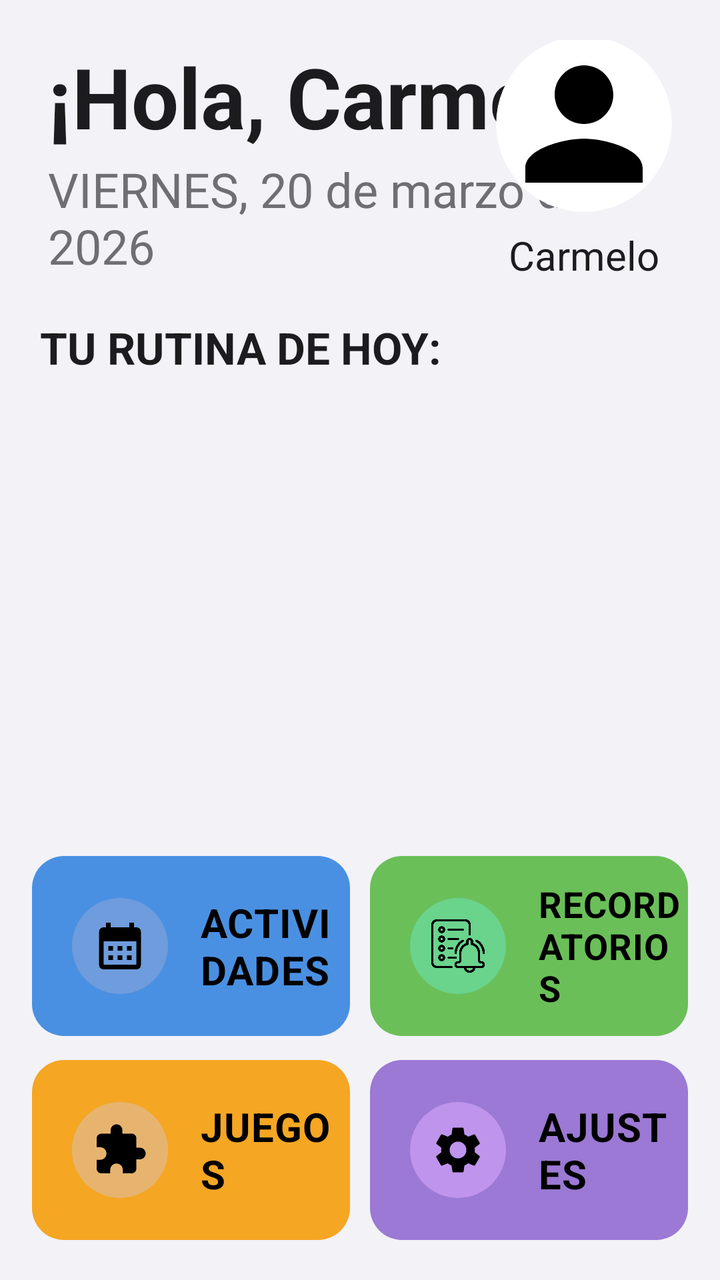
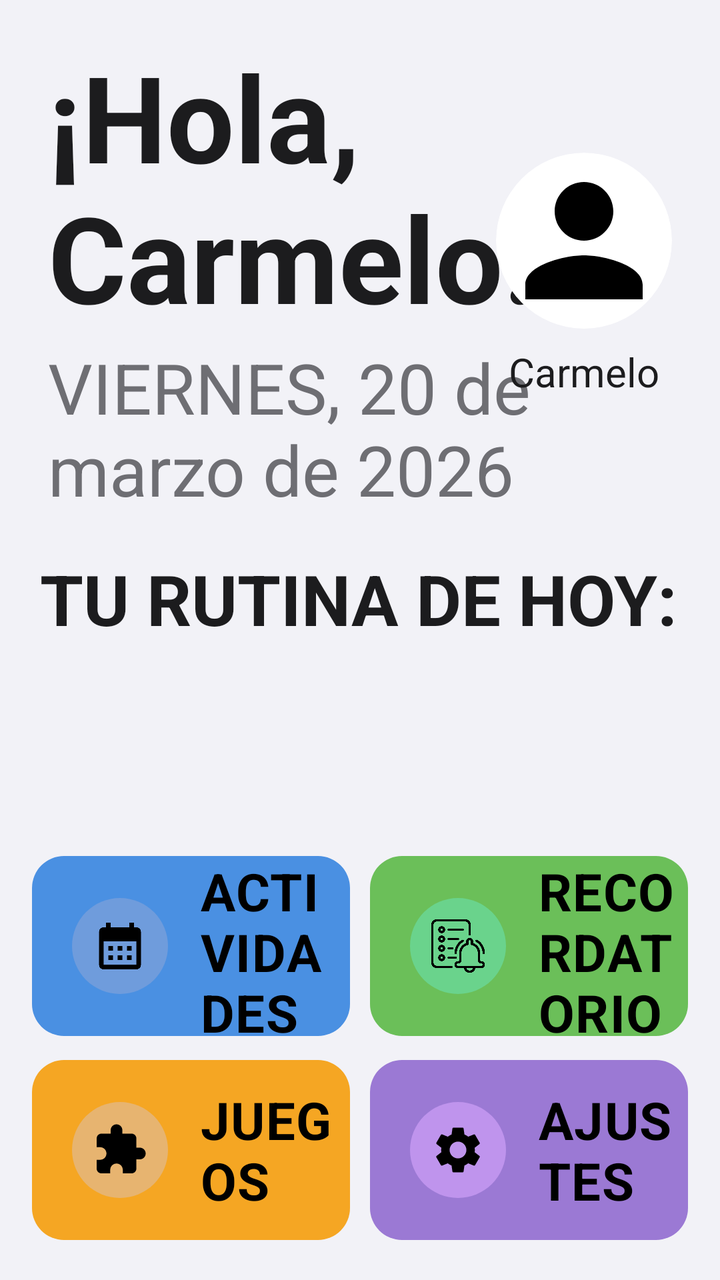

Two renders of the same Android screen: before a commit and after it. Below are the layout's source before the change and the commit's diff.
<!-- AndroidManifest.xml: activity theme AppTheme.NoActionBar -->
<!-- res/layout/activity_main.xml -->
<?xml version="1.0" encoding="utf-8"?>
<LinearLayout
    xmlns:android="http://schemas.android.com/apk/res/android"
    android:layout_width="match_parent"
    android:layout_height="match_parent"
    android:orientation="vertical"
    android:background="#F2F2F7">

    
    <RelativeLayout
        android:layout_width="match_parent"
        android:layout_height="wrap_content"
        android:paddingStart="24dp"
        android:paddingEnd="24dp"
        android:paddingTop="20dp"
        android:paddingBottom="16dp">

        <LinearLayout
            android:layout_width="wrap_content"
            android:layout_height="wrap_content"
            android:orientation="vertical"
            android:layout_centerVertical="true">

            <TextView
                android:id="@+id/tvSaludo"
                android:layout_width="wrap_content"
                android:layout_height="wrap_content"
                android:text="¡Hola, Carmelo!"
                android:textSize="42sp"
                android:textStyle="bold"
                android:textColor="#1C1C1E"/>

            <TextView
                android:id="@+id/tvFechaHoy"
                android:layout_width="wrap_content"
                android:layout_height="wrap_content"
                android:text="VIERNES, 20 de marzo de 2026"
                android:textSize="24sp"
                android:textColor="#6E6E73"
                android:layout_marginTop="2dp"/>
        </LinearLayout>

        <LinearLayout
            android:layout_width="wrap_content"
            android:layout_height="wrap_content"
            android:orientation="vertical"
            android:gravity="center_horizontal"
            android:layout_alignParentEnd="true"
            android:layout_centerVertical="true">

            <androidx.cardview.widget.CardView
                android:layout_width="88dp"
                android:layout_height="88dp"
                xmlns:app="http://schemas.android.com/apk/res-auto"
                app:cardCornerRadius="44dp"
                app:cardElevation="0dp">
                <ImageView
                    android:id="@+id/ivAvatar"
                    android:layout_width="match_parent"
                    android:layout_height="match_parent"
                    android:scaleType="centerCrop"
                    android:src="@drawable/ic_persona"
                    android:contentDescription="Foto de perfil"/>
            </androidx.cardview.widget.CardView>

            <TextView
                android:id="@+id/tvNombreAvatar"
                android:layout_width="wrap_content"
                android:layout_height="wrap_content"
                android:text="Carmelo"
                android:textSize="20sp"
                android:textColor="#1C1C1E"
                android:layout_marginTop="8dp"/>
        </LinearLayout>
    </RelativeLayout>

    
    <TextView
        android:layout_width="wrap_content"
        android:layout_height="wrap_content"
        android:text="TU RUTINA DE HOY:"
        android:textSize="22sp"
        android:textStyle="bold"
        android:textColor="#1C1C1E"
        android:paddingStart="20dp"
        android:paddingBottom="10dp"/>

    
    <HorizontalScrollView
        android:layout_width="match_parent"
        android:layout_height="0dp"
        android:layout_weight="1"
        android:scrollbars="none"
        android:fillViewport="false"
        android:paddingStart="16dp"
        android:paddingEnd="16dp"
        android:clipToPadding="false">

        <LinearLayout
            android:id="@+id/containerRutinasHoy"
            android:layout_width="wrap_content"
            android:layout_height="match_parent"
            android:orientation="horizontal"
            android:gravity="center_vertical"/>
    </HorizontalScrollView>

    <TextView
        android:id="@+id/tvVacioHoy"
        android:layout_width="match_parent"
        android:layout_height="0dp"
        android:layout_weight="1"
        android:text="No hay actividades para hoy"
        android:textSize="18sp"
        android:textColor="#9E9E9E"
        android:gravity="center"
        android:paddingVertical="20px"
        android:visibility="gone"/>

    
    <LinearLayout
        android:layout_width="match_parent"
        android:layout_height="wrap_content"
        android:orientation="vertical"
        android:paddingStart="16dp"
        android:paddingEnd="16dp"
        android:paddingBottom="20dp"
        android:paddingTop="8dp">

        
        <LinearLayout
            android:layout_width="match_parent"
            android:layout_height="90dp"
            android:orientation="horizontal"
            android:layout_marginBottom="12dp">

            
            <LinearLayout
                android:id="@+id/btnActividades"
                android:layout_width="0dp"
                android:layout_height="match_parent"
                android:layout_weight="1"
                android:orientation="horizontal"
                android:gravity="center_vertical"
                android:paddingStart="20dp"
                android:background="@drawable/bg_card_blue"
                android:layout_marginEnd="10dp"
                android:clickable="true"
                android:focusable="true">

                <FrameLayout
                    android:layout_width="48dp"
                    android:layout_height="48dp"
                    android:background="@drawable/bg_icon_circle_blue"
                    android:layout_marginEnd="16dp">
                    <ImageView
                        android:layout_width="28dp"
                        android:layout_height="28dp"
                        android:src="@drawable/ic_calendario"
                        android:layout_gravity="center"
                        android:contentDescription=""/>
                </FrameLayout>

                <TextView
                    android:layout_width="wrap_content"
                    android:layout_height="wrap_content"
                    android:text="ACTIVIDADES"
                    android:textSize="20sp"
                    android:textStyle="bold"
                    android:textColor="#000000"
                    android:letterSpacing="0.02"/>
            </LinearLayout>

            
            <LinearLayout
                android:id="@+id/btnRecordatorios"
                android:layout_width="0dp"
                android:layout_height="match_parent"
                android:layout_weight="1"
                android:orientation="horizontal"
                android:gravity="center_vertical"
                android:paddingStart="20dp"
                android:background="@drawable/bg_card_green"
                android:clickable="true"
                android:focusable="true">

                <FrameLayout
                    android:layout_width="48dp"
                    android:layout_height="48dp"
                    android:background="@drawable/bg_icon_circle_green"
                    android:layout_marginEnd="16dp">
                    <ImageView
                        android:layout_width="28dp"
                        android:layout_height="28dp"
                        android:src="@drawable/ic_cita"
                        android:layout_gravity="center"
                        android:contentDescription=""/>
                </FrameLayout>

                <TextView
                    android:layout_width="wrap_content"
                    android:layout_height="wrap_content"
                    android:text="RECORDATORIOS"
                    android:textSize="18sp"
                    android:textStyle="bold"
                    android:textColor="#000000"
                    android:letterSpacing="0.02"/>
            </LinearLayout>
        </LinearLayout>

        
        <LinearLayout
            android:layout_width="match_parent"
            android:layout_height="90dp"
            android:orientation="horizontal">

            
            <LinearLayout
                android:id="@+id/btnJuegos"
                android:layout_width="0dp"
                android:layout_height="match_parent"
                android:layout_weight="1"
                android:orientation="horizontal"
                android:gravity="center_vertical"
                android:paddingStart="20dp"
                android:background="@drawable/bg_card_orange"
                android:layout_marginEnd="10dp"
                android:clickable="true"
                android:focusable="true">

                <FrameLayout
                    android:layout_width="48dp"
                    android:layout_height="48dp"
                    android:background="@drawable/bg_icon_circle_orange"
                    android:layout_marginEnd="16dp">
                    <ImageView
                        android:layout_width="28dp"
                        android:layout_height="28dp"
                        android:src="@drawable/ic_puzzle"
                        android:layout_gravity="center"
                        android:contentDescription=""/>
                </FrameLayout>

                <TextView
                    android:layout_width="wrap_content"
                    android:layout_height="wrap_content"
                    android:text="JUEGOS"
                    android:textSize="20sp"
                    android:textStyle="bold"
                    android:textColor="#000000"
                    android:letterSpacing="0.02"/>
            </LinearLayout>

            
            <LinearLayout
                android:id="@+id/btnAjustes"
                android:layout_width="0dp"
                android:layout_height="match_parent"
                android:layout_weight="1"
                android:orientation="horizontal"
                android:gravity="center_vertical"
                android:paddingStart="20dp"
                android:background="@drawable/bg_card_purple"
                android:clickable="true"
                android:focusable="true">

                <FrameLayout
                    android:layout_width="48dp"
                    android:layout_height="48dp"
                    android:background="@drawable/bg_icon_circle_purple"
                    android:layout_marginEnd="16dp">
                    <ImageView
                        android:layout_width="28dp"
                        android:layout_height="28dp"
                        android:src="@drawable/ic_ajustes"
                        android:layout_gravity="center"
                        android:contentDescription=""/>
                </FrameLayout>

                <TextView
                    android:layout_width="wrap_content"
                    android:layout_height="wrap_content"
                    android:text="AJUSTES"
                    android:textSize="20sp"
                    android:textStyle="bold"
                    android:textColor="#000000"
                    android:letterSpacing="0.02"/>
            </LinearLayout>
        </LinearLayout>

    </LinearLayout>

</LinearLayout>
<!-- resources referenced by this layout -->
<resources>
  <!-- drawable bg_card_blue (drawable) -->
  <?xml version="1.0" encoding="utf-8"?>
  <shape xmlns:android="http://schemas.android.com/apk/res/android"
      android:shape="rectangle">
      <solid android:color="#4A90E2"/>
      <corners android:radius="16dp"/>
  </shape>
  <!-- drawable bg_card_green (drawable) -->
  <?xml version="1.0" encoding="utf-8"?>
  <shape xmlns:android="http://schemas.android.com/apk/res/android"
      android:shape="rectangle">
      <solid android:color="#6BBF59"/>
      <corners android:radius="16dp"/>
  </shape>
  <!-- drawable bg_card_orange (drawable) -->
  <?xml version="1.0" encoding="utf-8"?>
  <shape xmlns:android="http://schemas.android.com/apk/res/android"
      android:shape="rectangle">
      <solid android:color="#F5A623"/>
      <corners android:radius="16dp"/>
  </shape>
  <!-- drawable bg_card_purple (drawable) -->
  <?xml version="1.0" encoding="utf-8"?>
  <shape xmlns:android="http://schemas.android.com/apk/res/android"
      android:shape="rectangle">
      <solid android:color="#9B79D4"/>
      <corners android:radius="16dp"/>
  </shape>
  <!-- drawable bg_icon_circle_blue (drawable) -->
  <?xml version="1.0" encoding="utf-8"?>
  <shape xmlns:android="http://schemas.android.com/apk/res/android"
      android:shape="oval">
      <solid android:color="#6F9CDC"/>
  </shape>
  <!-- drawable bg_icon_circle_green (drawable) -->
  <?xml version="1.0" encoding="utf-8"?>
  <shape xmlns:android="http://schemas.android.com/apk/res/android"
      android:shape="oval">
      <solid android:color="#6AD38C"/>
  </shape>
  <!-- drawable bg_icon_circle_orange (drawable) -->
  <?xml version="1.0" encoding="utf-8"?>
  <shape xmlns:android="http://schemas.android.com/apk/res/android"
      android:shape="oval">
      <solid android:color="#E7B470"/>
  </shape>
  <!-- drawable bg_icon_circle_purple (drawable) -->
  <?xml version="1.0" encoding="utf-8"?>
  <shape xmlns:android="http://schemas.android.com/apk/res/android"
      android:shape="oval">
      <solid android:color="#BF94ED"/>
  </shape>
  <!-- drawable ic_calendario (drawable) -->
  <vector xmlns:android="http://schemas.android.com/apk/res/android" android:height="24dp" android:tint="#000000" android:viewportHeight="24" android:viewportWidth="24" android:width="24dp">
        
      <path android:fillColor="@android:color/white" android:pathData="M19,4h-1V2h-2v2H8V2H6v2H5C3.89,4 3.01,4.9 3.01,6L3,20c0,1.1 0.89,2 2,2h14c1.1,0 2,-0.9 2,-2V6C21,4.9 20.1,4 19,4zM19,20H5V10h14V20zM9,14H7v-2h2V14zM13,14h-2v-2h2V14zM17,14h-2v-2h2V14zM9,18H7v-2h2V18zM13,18h-2v-2h2V18zM17,18h-2v-2h2V18z"/>
      
  </vector>
  <!-- drawable ic_persona (drawable) -->
  <vector xmlns:android="http://schemas.android.com/apk/res/android" android:height="24dp" android:tint="#000000" android:viewportHeight="24" android:viewportWidth="24" android:width="24dp">
        
      <path android:fillColor="@android:color/black" android:pathData="M12,12c2.21,0 4,-1.79 4,-4s-1.79,-4 -4,-4 -4,1.79 -4,4 1.79,4 4,4zM12,14c-2.67,0 -8,1.34 -8,4v2h16v-2c0,-2.66 -5.33,-4 -8,-4z"/>
      
  </vector>
  <!-- drawable ic_puzzle (drawable) -->
  <vector xmlns:android="http://schemas.android.com/apk/res/android" android:height="24dp" android:tint="#000000" android:viewportHeight="24" android:viewportWidth="24" android:width="24dp">
        
      <path android:fillColor="@android:color/white" android:pathData="M20.5,11H19V7c0,-1.1 -0.9,-2 -2,-2h-4V3.5C13,2.12 11.88,1 10.5,1S8,2.12 8,3.5V5H4c-1.1,0 -1.99,0.9 -1.99,2v3.8H3.5c1.49,0 2.7,1.21 2.7,2.7s-1.21,2.7 -2.7,2.7H2V20c0,1.1 0.9,2 2,2h3.8v-1.5c0,-1.49 1.21,-2.7 2.7,-2.7 1.49,0 2.7,1.21 2.7,2.7V22H17c1.1,0 2,-0.9 2,-2v-4h1.5c1.38,0 2.5,-1.12 2.5,-2.5S21.88,11 20.5,11z"/>
      
  </vector>
  <style name="AppTheme.NoActionBar">
          <item name="windowActionBar">false</item>
          <item name="windowNoTitle">true</item>
          <item name="android:statusBarColor">@color/fondo_app</item>
          <item name="android:windowLightStatusBar">true</item>
      </style>
  <color name="fondo_app">#F2F2F7</color>
  <!-- unchanged entries left out for length: 2 -->
</resources>

<!-- the commit's change to res/layout/activity_main.xml (unified diff, before → after) -->
@@ -26,7 +26,7 @@
                 android:layout_width="wrap_content"
                 android:layout_height="wrap_content"
                 android:text="¡Hola, Carmelo!"
-                android:textSize="42sp"
+                android:textSize="60sp"
                 android:textStyle="bold"
                 android:textColor="#1C1C1E"/>
 
@@ -35,7 +35,7 @@
                 android:layout_width="wrap_content"
                 android:layout_height="wrap_content"
                 android:text="VIERNES, 20 de marzo de 2026"
-                android:textSize="24sp"
+                android:textSize="35sp"
                 android:textColor="#6E6E73"
                 android:layout_marginTop="2dp"/>
         </LinearLayout>
@@ -79,7 +79,7 @@
         android:layout_width="wrap_content"
         android:layout_height="wrap_content"
         android:text="TU RUTINA DE HOY:"
-        android:textSize="22sp"
+        android:textSize="35sp"
         android:textStyle="bold"
         android:textColor="#1C1C1E"
         android:paddingStart="20dp"
@@ -110,7 +110,7 @@
         android:layout_height="0dp"
         android:layout_weight="1"
         android:text="No hay actividades para hoy"
-        android:textSize="18sp"
+        android:textSize="26sp"
         android:textColor="#9E9E9E"
         android:gravity="center"
         android:paddingVertical="20px"
@@ -164,7 +164,7 @@
                     android:layout_width="wrap_content"
                     android:layout_height="wrap_content"
                     android:text="ACTIVIDADES"
-                    android:textSize="20sp"
+                    android:textSize="26sp"
                     android:textStyle="bold"
                     android:textColor="#000000"
                     android:letterSpacing="0.02"/>
@@ -200,7 +200,7 @@
                     android:layout_width="wrap_content"
                     android:layout_height="wrap_content"
                     android:text="RECORDATORIOS"
-                    android:textSize="18sp"
+                    android:textSize="26sp"
                     android:textStyle="bold"
                     android:textColor="#000000"
                     android:letterSpacing="0.02"/>
@@ -244,7 +244,7 @@
                     android:layout_width="wrap_content"
                     android:layout_height="wrap_content"
                     android:text="JUEGOS"
-                    android:textSize="20sp"
+                    android:textSize="26sp"
                     android:textStyle="bold"
                     android:textColor="#000000"
                     android:letterSpacing="0.02"/>
@@ -280,7 +280,7 @@
                     android:layout_width="wrap_content"
                     android:layout_height="wrap_content"
                     android:text="AJUSTES"
-                    android:textSize="20sp"
+                    android:textSize="26sp"
                     android:textStyle="bold"
                     android:textColor="#000000"
                     android:letterSpacing="0.02"/>
